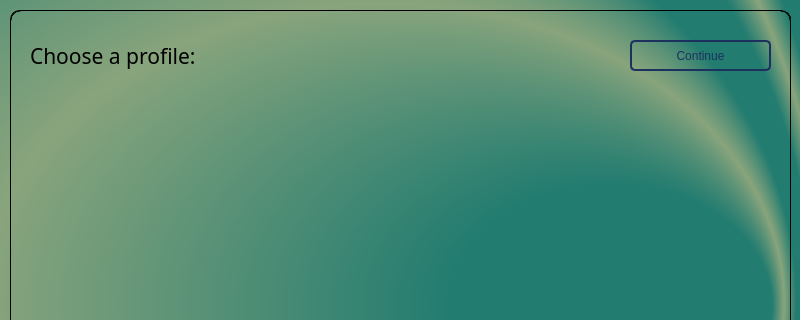
The window that launcher/ui/profiles.ui (domestic-animal/Domestic-Animal) describes before a commit, drawn with Qt 5; both pictures show x 0 to 800 and y 0 to 320 of the 800 by 600 pixel window.
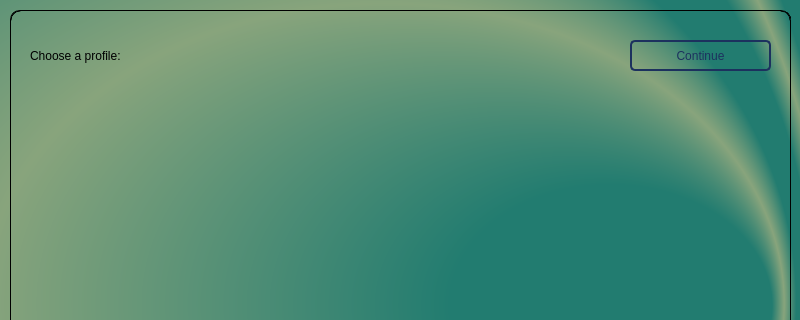
The same window after the commit.

Commit message: game font

The edit to the form file:
```diff
--- a/launcher/ui/profiles.ui
+++ b/launcher/ui/profiles.ui
@@ -42,10 +42,6 @@
     <property name="styleSheet">
      <string notr="true">QWidget{
 background-color: transparent;
-font: 16pt &quot;Kristen ITC&quot;;
-}
-QLabel{
-border: 0px;
 }
 QPushButton{
 color: rgb(28, 49, 94);
@@ -100,7 +96,7 @@
     <widget class="QLabel" name="lb_feed">
      <property name="geometry">
       <rect>
-       <x>240</x>
+       <x>230</x>
        <y>10</y>
        <width>371</width>
        <height>71</height>
@@ -112,24 +108,21 @@
      <property name="text">
       <string/>
      </property>
+     <property name="alignment">
+      <set>Qt::AlignCenter</set>
+     </property>
     </widget>
     <widget class="QLabel" name="label">
      <property name="geometry">
       <rect>
        <x>20</x>
        <y>10</y>
-       <width>221</width>
+       <width>251</width>
        <height>71</height>
       </rect>
      </property>
-     <property name="font">
-      <font>
-       <family>Kristen ITC</family>
-       <pointsize>16</pointsize>
-       <weight>50</weight>
-       <italic>false</italic>
-       <bold>false</bold>
-      </font>
+     <property name="styleSheet">
+      <string notr="true">border: none;</string>
      </property>
      <property name="text">
       <string>Choose a profile: </string>
```
Left out of the diff: 2 changed lines with no effect on the pictures. The commit also changes 8 other files.
